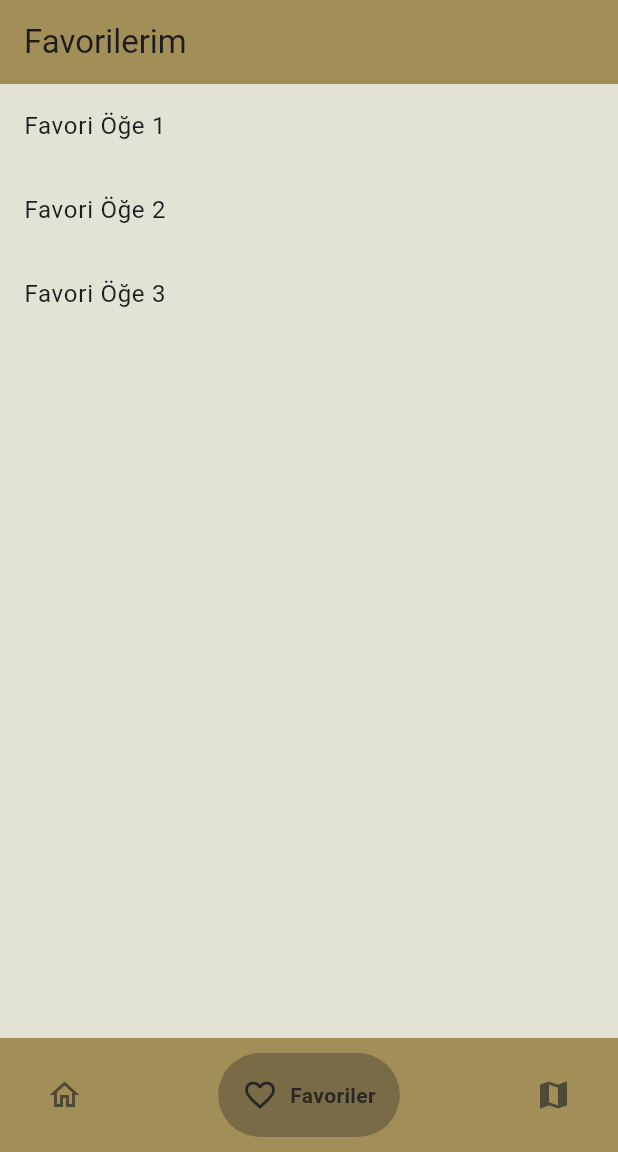
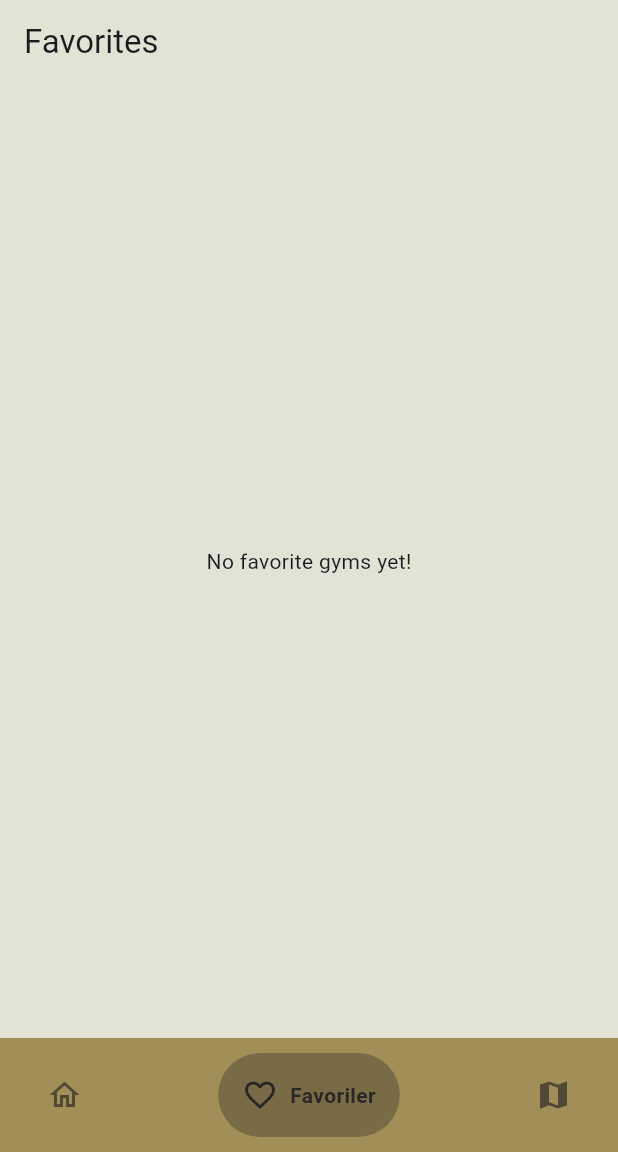
Before and after one commit to farukdidin25/inspire_gyms, a Flutter app: the screen it shows after launch, item 2 of the bottom bar chosen, on a phone screen of 412 x 824 dp, the part 84-1236 px from its top. Run offline on Flutter 3.47's test engine with Material 3 defaults, Android fonts, the phone set to English and light mode, and no system bars; drawn by our look-alikes of google_nav_bar; our stand-ins replace geocoding, geolocator, google_maps_flutter, shared_preferences.

Commit message:
Favorite Page Finished

```diff
--- /dev/null
+++ b/lib/screens/favorites_page.dart
@@ -0,0 +1,47 @@
+import 'package:flutter/material.dart';
+import 'package:inspire_gyms/constants/app_colors.dart';
+import 'package:inspire_gyms/services/favorities_services.dart';
+
+
+class FavoritesPage extends StatelessWidget {
+  const FavoritesPage({super.key});
+
+  @override
+  Widget build(BuildContext context) {
+    return Scaffold(
+      appBar: AppBar(
+        title: const Text('Favorites'),
+        backgroundColor: AppColors.backgroundColor,
+      ),
+      body: FutureBuilder<List<String>>(
+        future: FavoritesService().getFavoriteGyms(),
+        builder: (context, snapshot) {
+          if (snapshot.connectionState == ConnectionState.waiting) {
+            return const Center(child: CircularProgressIndicator());
+          } else {
+            if (snapshot.hasError) {
+              return Center(child: Text('Error: ${snapshot.error}'));
+            } else {
+              List<String>? favoriteGyms = snapshot.data;
+
+              if (favoriteGyms == null || favoriteGyms.isEmpty) {
+                return const Center(child: Text('No favorite gyms yet!'));
+              }
+
+              return ListView.builder(
+                itemCount: favoriteGyms.length,
+                itemBuilder: (context, index) {
+                  String gymName = favoriteGyms[index];
+                  return ListTile(
+                    title: Text(gymName),
+                    // Diğer widget'lar burada
+                  );
+                },
+              );
+            }
+          }
+        },
+      ),
+    );
+  }
+}
--- a/lib/screens/favourites_page.dart
+++ /dev/null
@@ -1,51 +0,0 @@
-import 'package:flutter/material.dart';
-import 'package:inspire_gyms/constants/app_colors.dart';
-
-class FavoritiesPage extends StatefulWidget {
-  const FavoritiesPage({Key? key}) : super(key: key);
-
-  @override
-  State<FavoritiesPage> createState() => _FavoritiesPageState();
-}
-
-class _FavoritiesPageState extends State<FavoritiesPage> {
-  // Favori öğeleri içeren bir liste örneği
-  List<String> favoriListesi = [
-    'Favori Öğe 1',
-    'Favori Öğe 2',
-    'Favori Öğe 3',
-    // ...
-  ];
-
-  @override
-  Widget build(BuildContext context) {
-    return Scaffold(
-      appBar: AppBar(
-        backgroundColor: AppColors.quaternaryColor,
-        title: const Text('Favorilerim'),
-      ),
-      body: favoriListesi.isEmpty
-          ? const Center(
-              child: Text('Henüz favori öğe eklenmedi.'),
-            )
-          : ListView.builder(
-              itemCount: favoriListesi.length,
-              itemBuilder: (context, index) {
-                return ListTile(
-                  title: Text(favoriListesi[index]),
-                  // Buraya favori öğelerinize tıklanınca ne olacağını ekleyebilirsiniz
-                  onTap: () {
-                    // Örneğin: Favori öğe detayları sayfasına git
-                    // Navigator.push(
-                    //   context,
-                    //   MaterialPageRoute(
-                    //     builder: (context) => FavoriDetaySayfasi(favoriListesi[index]),
-                    //   ),
-                    // );
-                  },
-                );
-              },
-            ),
-    );
-  }
-}
--- a/lib/widgets/entry_point.dart
+++ b/lib/widgets/entry_point.dart
@@ -1,9 +1,9 @@
 import 'package:flutter/material.dart';
 import 'package:google_nav_bar/google_nav_bar.dart';
 import 'package:inspire_gyms/constants/app_colors.dart';
-import 'package:inspire_gyms/screens/favourites_page.dart';
+import 'package:inspire_gyms/screens/favorites_page.dart';
 import 'package:inspire_gyms/screens/home_page.dart';
-import 'package:inspire_gyms/screens/map_page.dart';
+import 'package:inspire_gyms/screens/geolocation_app_page.dart';
 import 'package:inspire_gyms/widgets/appbar_widget.dart';
 import 'package:inspire_gyms/widgets/drawer_widget.dart';
 
@@ -20,8 +20,8 @@ class _EntryPointState extends State<EntryPoint> {
 
   final List<Widget> _pages = const [
     HomePage(),
-    FavoritiesPage(),
-    MapPage(),
+    FavoritesPage(),
+    GeoLocationApp(),
   ];
 
   @override
--- a/pubspec.yaml
+++ b/pubspec.yaml
@@ -39,6 +39,8 @@ dependencies:
   http: ^1.1.0
   geolocator: ^10.1.0
   google_maps_flutter: ^2.5.0
+  geocoding: ^2.1.1
+  shared_preferences: ^2.2.2
 
 
 dev_dependencies:
```
Also changed, not shown: lib/screens/detail_page.dart (deleted, +0 -15 lines), lib/screens/geolocation_app_page.dart (added, +105 -0 lines), lib/screens/home_page.dart (+63 -21 lines), lib/screens/map_page.dart (deleted, +0 -40 lines), lib/services/favorities_services.dart (added, +22 -0 lines), lib/services/gym_services.dart (renamed from lib/services/gym_service.dart), lib/services/location_services.dart (renamed from lib/services/location_service.dart), pubspec.lock, 2 other files.
